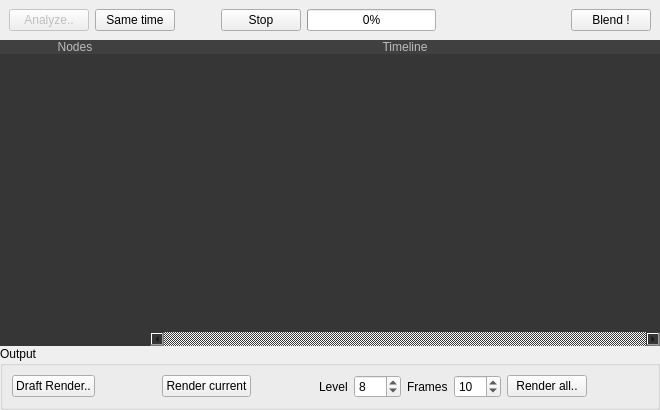
This is TopoBlenderLib/SchedulerWidget.ui in ialhashim/topo-blend as Qt 5 draws it before an edit. The edited form follows.
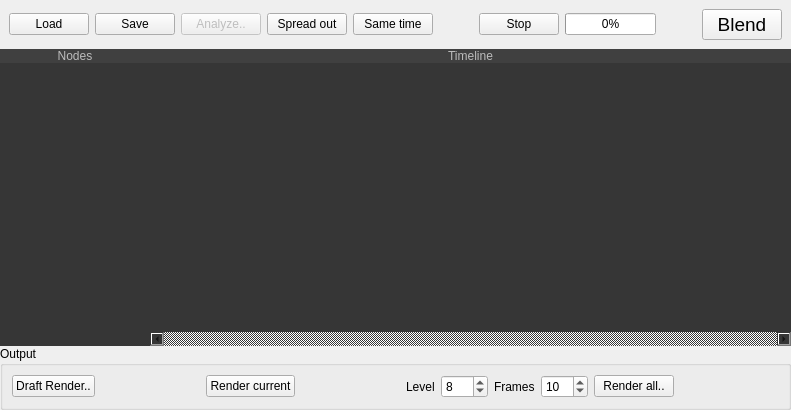
This is the edited form. Icons and pictures are not drawn.

```diff
--- a/TopoBlenderLib/SchedulerWidget.ui
+++ b/TopoBlenderLib/SchedulerWidget.ui
@@ -6,7 +6,7 @@
    <rect>
     <x>0</x>
     <y>0</y>
-    <width>660</width>
+    <width>707</width>
     <height>410</height>
    </rect>
   </property>
@@ -213,7 +213,7 @@
          </sizepolicy>
         </property>
         <layout class="QGridLayout" name="gridLayout_2">
-         <item row="0" column="5">
+         <item row="0" column="8">
           <spacer name="horizontalSpacer">
            <property name="orientation">
             <enum>Qt::Horizontal</enum>
@@ -226,14 +226,7 @@
            </property>
           </spacer>
          </item>
-         <item row="0" column="7">
-          <widget class="QPushButton" name="blendButton">
-           <property name="text">
-            <string>Blend !</string>
-           </property>
-          </widget>
-         </item>
-         <item row="0" column="0">
+         <item row="0" column="2">
           <widget class="QPushButton" name="analyzeButton">
            <property name="enabled">
             <bool>false</bool>
@@ -243,28 +236,28 @@
            </property>
           </widget>
          </item>
-         <item row="0" column="4">
+         <item row="0" column="7">
           <widget class="QProgressBar" name="progressBar">
            <property name="value">
             <number>0</number>
            </property>
           </widget>
          </item>
-         <item row="0" column="3">
+         <item row="0" column="6">
           <widget class="QPushButton" name="stopButton">
            <property name="text">
             <string>Stop</string>
            </property>
           </widget>
          </item>
-         <item row="0" column="1">
+         <item row="0" column="4">
           <widget class="QPushButton" name="sameTimeButton">
            <property name="text">
             <string>Same time</string>
            </property>
           </widget>
          </item>
-         <item row="0" column="2">
+         <item row="0" column="5">
           <spacer name="horizontalSpacer_2">
            <property name="orientation">
             <enum>Qt::Horizontal</enum>
@@ -280,6 +273,39 @@
            </property>
           </spacer>
          </item>
+         <item row="0" column="3">
+          <widget class="QPushButton" name="diffTimeButton">
+           <property name="text">
+            <string>Spread out</string>
+           </property>
+          </widget>
+         </item>
+         <item row="0" column="0">
+          <widget class="QPushButton" name="loadButton">
+           <property name="text">
+            <string>Load</string>
+           </property>
+          </widget>
+         </item>
+         <item row="0" column="1">
+          <widget class="QPushButton" name="saveButton">
+           <property name="text">
+            <string>Save</string>
+           </property>
+          </widget>
+         </item>
+         <item row="0" column="9" colspan="2">
+          <widget class="QPushButton" name="blendButton">
+           <property name="font">
+            <font>
+             <pointsize>14</pointsize>
+            </font>
+           </property>
+           <property name="text">
+            <string>Blend</string>
+           </property>
+          </widget>
+         </item>
         </layout>
        </widget>
       </item>
```
